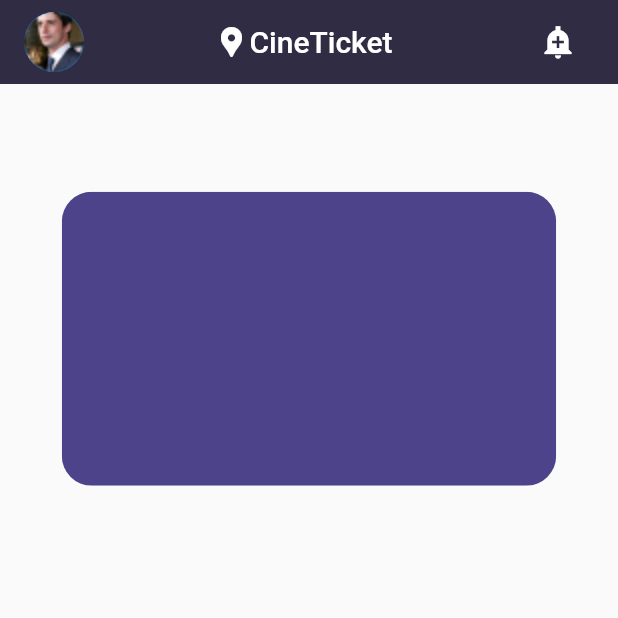
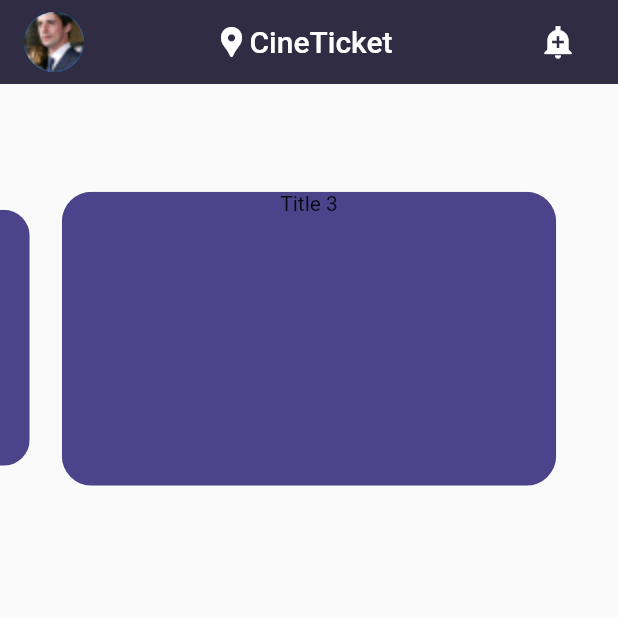
Before and after one commit to alikemalcimsit/CineTicket, a Flutter app: the screen it shows after launch, on a phone screen of 412 x 824 dp, the top half of it. Run offline on Flutter 3.47's test engine with Material 2 defaults, Android fonts, the phone set to English and light mode, and no system bars; drawn by our look-alikes of carousel_slider.

Commit message:
Update carousel_demo.dart

```diff
--- a/lib/carousel_demo.dart
+++ b/lib/carousel_demo.dart
@@ -3,12 +3,16 @@ import 'package:flutter/material.dart';
 import 'package:ticket_buy/color_constant.dart';
 
 final List<Widget> topBannerSlider = [
-  TopBanners(),
+  TopBanners(title:"Title 2"),
+  TopBanners(title:"Title 2"),
+  TopBanners(title:"Title 3"),
 ];
 
 class TopBanners extends StatelessWidget {
+  final String title;
   const TopBanners({
     Key? key,
+    required this.title,
   }) : super(key: key);
 
   @override
@@ -25,7 +29,9 @@ class TopBanners extends StatelessWidget {
             fit: StackFit.expand,
             children: [
               Column(
-                children: [],
+                children: [
+                  Text(title),
+                ],
               ),
             ],
           ),
```
